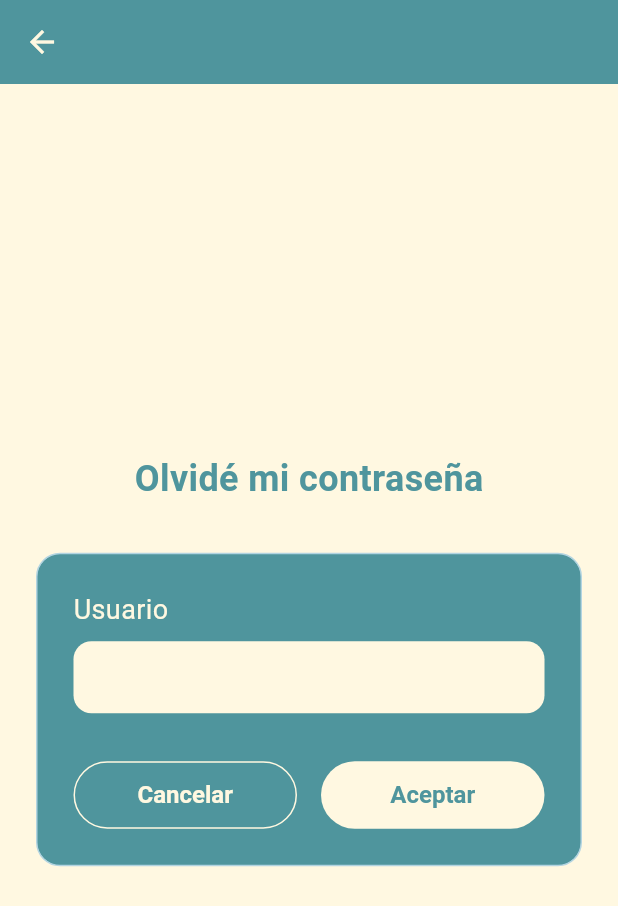
After one commit to proyectosikum/sikum, a Flutter app: the screen it shows after launch, after a tap on "Olvidé mi contraseña", on a phone screen of 412 x 824 dp. The commit adds this screen. Shown: the top 906 px of the screen. Run offline on Flutter 3.47's test engine with Material 3 defaults, Android fonts, the phone set to English and light mode, and no system bars; our stand-ins replace cloud_firestore, firebase_auth, firebase_core, go_router, google_fonts; accounts and stored records are empty.

Commit message:
Se suben cambios sobre la lógica del login

```diff
--- /dev/null
+++ b/lib/presentation/screens/auth/forgot_password_screen.dart
@@ -0,0 +1,219 @@
+import 'package:flutter/material.dart';
+import 'package:go_router/go_router.dart';
+import 'package:cloud_firestore/cloud_firestore.dart';
+import 'package:sikum/services/auth_service.dart';
+
+class ForgotPasswordScreen extends StatefulWidget {
+  const ForgotPasswordScreen({super.key});
+
+  @override
+  State<ForgotPasswordScreen> createState() => _ForgotPasswordScreenState();
+}
+
+class _ForgotPasswordScreenState extends State<ForgotPasswordScreen> {
+  final _usuarioController = TextEditingController();
+  bool _loading = false;
+
+  @override
+  void dispose() {
+    _usuarioController.dispose();
+    super.dispose();
+  }
+
+  Future<void> _sendResetEmail() async {
+    final user = _usuarioController.text.trim();
+    final messenger = ScaffoldMessenger.of(context);
+    if (user.isEmpty) {
+      messenger.showSnackBar(
+        const SnackBar(content: Text('Por favor ingresa tu usuario')),
+      );
+      return;
+    }
+    setState(() => _loading = true);
+
+    // 1) Buscamos el email en Firestore
+    final query = await FirebaseFirestore.instance
+        .collection('usuarios')
+        .where('user', isEqualTo: user)
+        .limit(1)
+        .get();
+
+    if (query.docs.isEmpty) {
+      setState(() => _loading = false);
+      messenger.showSnackBar(
+        const SnackBar(content: Text('Usuario no encontrado')),
+      );
+      return;
+    }
+
+    final email = query.docs.first.data()['email'] as String?;
+
+    if (email == null) {
+      setState(() => _loading = false);
+      messenger.showSnackBar(
+        const SnackBar(content: Text('Email no vinculado a usuario')),
+      );
+      return;
+    }
+
+    // 2) Enviamos email de recuperación
+    final success =
+        await AuthService.instance.sendPasswordResetEmail(email);
+    setState(() => _loading = false);
+
+    if (success) {
+      messenger.showSnackBar(
+        const SnackBar(
+          content: Text('Revisa tu correo para restablecer tu contraseña'),
+        ),
+      );
+      context.go('/login');
+    } else {
+      messenger.showSnackBar(
+        const SnackBar(content: Text('Error al enviar el correo')),
+      );
+    }
+  }
+
+  @override
+  Widget build(BuildContext context) {
+    const green       = Color(0xFF4F959D);
+    const cream       = Color(0xFFFFF8E1);
+    const borderColor = Color(0xFFB2D4E1);
+
+    return Scaffold(
+      backgroundColor: cream,
+      appBar: AppBar(
+        backgroundColor: green,
+        elevation: 0,
+        leading: const BackButton(color: cream),
+      ),
+      body: SafeArea(
+        child: Center(
+          child: SingleChildScrollView(
+            padding:
+                const EdgeInsets.symmetric(horizontal: 24, vertical: 48),
+            child: Column(
+              mainAxisSize: MainAxisSize.min,
+              children: [
+                // Título
+                Text(
+                  'Olvidé mi contraseña',
+                  style: TextStyle(
+                    fontSize: 24,
+                    fontWeight: FontWeight.bold,
+                    color: green,
+                  ),
+                ),
+
+                const SizedBox(height: 32),
+
+                Container(
+                  padding: const EdgeInsets.all(24),
+                  decoration: BoxDecoration(
+                    color: green,
+                    border: Border.all(color: borderColor),
+                    borderRadius: BorderRadius.circular(16),
+                  ),
+                  child: Column(
+                    mainAxisSize: MainAxisSize.min,
+                    children: [
+                      // Label
+                      Align(
+                        alignment: Alignment.centerLeft,
+                        child: Text(
+                          'Usuario',
+                          style: TextStyle(
+                            color: cream,
+                            fontSize: 18,
+                          ),
+                        ),
+                      ),
+                      const SizedBox(height: 8),
+
+                      // Input de usuario
+                      TextField(
+                        controller: _usuarioController,
+                        style: const TextStyle(color: Colors.black87),
+                        decoration: InputDecoration(
+                          contentPadding:
+                              const EdgeInsets.symmetric(
+                                  horizontal: 16, vertical: 12),
+                          filled: true,
+                          fillColor: cream,
+                          border: OutlineInputBorder(
+                            borderRadius:
+                                BorderRadius.circular(12),
+                            borderSide: BorderSide.none,
+                          ),
+                        ),
+                      ),
+
+                      const SizedBox(height: 32),
+
+                      // Botones
+                      Row(
+                        children: [
+                          Expanded(
+                            child: SizedBox(
+                              height: 45,
+                              child: OutlinedButton(
+                                onPressed:
+                                    _loading ? null : () => context.pop(),
+                                style: OutlinedButton.styleFrom(
+                                  backgroundColor: green,
+                                  side: BorderSide(color: cream),
+                                  shape: RoundedRectangleBorder(
+                                    borderRadius:
+                                        BorderRadius.circular(25),
+                                  ),
+                                  textStyle: const TextStyle(
+                                    fontSize: 16,
+                                    fontWeight: FontWeight.bold,
+                                  ),
+                                ),
+                                child: const Text('Cancelar',
+                                    style: TextStyle(color: cream)),
+                              ),
+                            ),
+                          ),
+                          const SizedBox(width: 16),
+                          Expanded(
+                            child: SizedBox(
+                              height: 45,
+                              child: ElevatedButton(
+                                onPressed: _loading
+                                    ? null
+                                    : _sendResetEmail,
+                                style: ElevatedButton.styleFrom(
+                                  backgroundColor: cream,
+                                  shape: RoundedRectangleBorder(
+                                    borderRadius:
+                                        BorderRadius.circular(25),
+                                  ),
+                                  elevation: 0,
+                                  textStyle: const TextStyle(
+                                    fontSize: 16,
+                                    fontWeight: FontWeight.bold,
+                                  ),
+                                ),
+                                child: _loading
+                                    ? const CircularProgressIndicator()
+                                    : Text('Aceptar',
+                                        style: TextStyle(color: green)),
+                              ),
+                            ),
+                          ),
+                        ],
+                      ),
+                    ],
+                  ),
+                ),
+              ],
+            ),
+          ),
+        ),
+      ),
+    );
+  }
+}
--- a/lib/presentation/screens/login/login.dart
+++ b/lib/presentation/screens/login/login.dart
@@ -1,7 +1,6 @@
 import 'package:flutter/material.dart';
 import 'package:google_fonts/google_fonts.dart';
 import 'package:go_router/go_router.dart';
-import 'package:sikum/router/app_router.dart';
 import 'package:sikum/services/auth_service.dart';
 
 class LoginScreen extends StatefulWidget {
@@ -15,6 +14,7 @@ class _LoginScreenState extends State<LoginScreen> {
   final _usuarioController = TextEditingController();
   final _passwordController = TextEditingController();
   bool _showText = true;
+  bool _loading = false;
 
   @override
   void dispose() {
@@ -23,20 +23,54 @@ class _LoginScreenState extends State<LoginScreen> {
     super.dispose();
   }
 
-  void _togglePasswordView() {
-    setState(() => _showText = !_showText);
+  void _togglePasswordView() => setState(() => _showText = !_showText);
+
+  Future<void> _onLogin() async {
+    final messenger = ScaffoldMessenger.of(context);
+    final usuario = _usuarioController.text.trim();
+    final pass = _passwordController.text;
+
+    if (usuario.isEmpty || pass.isEmpty) {
+      messenger.showSnackBar(
+        const SnackBar(content: Text('Por favor completa ambos campos')),
+      );
+      return;
+    }
+
+    setState(() => _loading = true);
+    final result = await AuthService.instance.login(usuario, pass);
+    if (!mounted) return;
+    setState(() => _loading = false);
+
+    if (!result.success) {
+      messenger.showSnackBar(
+        const SnackBar(content: Text('Usuario o contraseña inválidos')),
+      );
+      return;
+    }
+
+    if (result.needsChange) {
+      context.push('/change');
+      return;
+    }
+
+    if (result.role == 'admin') {
+      context.go('/homeAdmin');
+    } else {
+      context.go('/home');
+    }
   }
 
   @override
   Widget build(BuildContext context) {
     const backgroundColor = Color(0xFF4F959D);
     const cardBorderColor = Color(0xFFB2D4E1);
-    const fieldFillColor = Color(0xFFF2F2F2);
-    const buttonColor = Color(0xFFFFF8E1);
-    const titleColor = Color(0xFFFFF8E1);
-    const inputTextColor = Colors.black87;
-    const labelColor = Color(0xFFFFF8E1);
-    const labelSize = 18.0;
+    const fieldFillColor  = Color(0xFFF2F2F2);
+    const buttonColor     = Color(0xFFFFF8E1);
+    const titleColor      = Color(0xFFFFF8E1);
+    const inputTextColor  = Colors.black87;
+    const labelColor      = Color(0xFFFFF8E1);
+    const labelSize       = 18.0;
 
     return Scaffold(
       backgroundColor: backgroundColor,
@@ -140,21 +174,7 @@ class _LoginScreenState extends State<LoginScreen> {
                     width: double.infinity,
                     height: 45,
                     child: ElevatedButton(
-                      onPressed: () async {
-                        final messenger = ScaffoldMessenger.of(context);
-
-                        final user = _usuarioController.text.trim();
-                        final pass = _passwordController.text;
-                        final success = await AuthService.instance.login(user, pass);
-
-                        if (success) {
-                          authNotifier.login(user);
-                        } else {
-                          messenger.showSnackBar(
-                            const SnackBar(content: Text('Usuario o contraseña inválidos')),
-                          );
-                        }
-                      },
+                      onPressed: _loading ? null : _onLogin,
                       style: ElevatedButton.styleFrom(
                         backgroundColor: buttonColor,
                         shape: RoundedRectangleBorder(
@@ -162,7 +182,18 @@ class _LoginScreenState extends State<LoginScreen> {
                         ),
                         elevation: 0,
                       ),
-                      child: Text(
+                      child: _loading
+                        ? Padding(
+                            padding: const EdgeInsets.all(8.0),
+                            child: SizedBox(
+                              width: 24, height: 24,
+                              child: CircularProgressIndicator(
+                                strokeWidth: 2,
+                                valueColor: AlwaysStoppedAnimation(buttonColor),
+                              ),
+                            ),
+                          )
+                        : Text(
                             'Ingresar',
                             style: TextStyle(
                               color: backgroundColor,
--- a/lib/router/app_router.dart
+++ b/lib/router/app_router.dart
@@ -1,22 +1,35 @@
 import 'package:go_router/go_router.dart';
+import 'package:firebase_auth/firebase_auth.dart';
+import 'package:sikum/presentation/screens/login/login.dart';
+import 'package:sikum/presentation/screens/auth/forgot_password_screen.dart';
+import 'package:sikum/presentation/screens/auth/change_password_screen.dart';
 import 'package:sikum/services/auth_notifier.dart';
-import 'package:sikum/presentation/screens/login/login.dart';
 
-final authNotifier = AuthNotifier();
+final authChangeNotifier = AuthChangeNotifier();
 
 final GoRouter appRouter = GoRouter(
-  refreshListenable: authNotifier,
+  refreshListenable: authChangeNotifier,
   initialLocation: '/login',
   routes: [
-    GoRoute(path: '/login', builder: (_, __) => const LoginScreen()),
-    // GoRoute(path: '/home',  builder: (_, __) => const HomeScreen()),
+    GoRoute(path: '/login',     builder: (_, __) => const LoginScreen()),
+    // GoRoute(path: '/home',      builder: (_, __) => const HomeScreen()),
+    // GoRoute(path: '/homeAdmin', builder: (_, __) => const HomeAdminScreen()),
+    GoRoute(path: '/forgot',    builder: (_, __) => const ForgotPasswordScreen()),
+    GoRoute(path: '/change',    builder: (_, __) => const ChangePasswordScreen()),
   ],
   redirect: (context, state) {
-    final loggedIn  = authNotifier.isLoggedIn;
-    final loggingIn = state.matchedLocation == '/login';
+    final user     = FirebaseAuth.instance.currentUser;
+    final loggedIn = user != null;
+    final loc      = state.matchedLocation;
+    const publicPaths = ['/login','/forgot','/change'];
 
-    if (!loggedIn && !loggingIn) return '/login';
-    if (loggedIn && loggingIn)  return '/home';
+    if (!loggedIn && !publicPaths.contains(loc)) return '/login';
+
+    if (loggedIn && loc == '/login') {
+      if (authChangeNotifier.needsChange) return '/change';
+      return authChangeNotifier.role=='admin' ? '/homeAdmin' : '/home';
+    }
+
     return null;
-  },
+  }
 );
--- a/lib/services/auth_notifier.dart
+++ b/lib/services/auth_notifier.dart
@@ -1,20 +1,35 @@
 import 'package:flutter/foundation.dart';
+import 'package:firebase_auth/firebase_auth.dart';
+import 'package:cloud_firestore/cloud_firestore.dart';
 
-class AuthNotifier extends ChangeNotifier {
-  bool _loggedIn = false;
-  String? _token;
+class AuthChangeNotifier extends ChangeNotifier {
+  String? role;
+  bool needsChange = false;
 
-  bool get isLoggedIn => _loggedIn;
+  AuthChangeNotifier() {
+    FirebaseAuth.instance.authStateChanges().listen((user) async {
+      if (user == null) {
+        role = null;
+        needsChange = false;
+        notifyListeners();
+      } else {
+        final q = await FirebaseFirestore.instance
+            .collection('usuarios')
+            .where('email', isEqualTo: user.email)
+            .limit(1)
+            .get();
 
-  void login(String token) {
-    _token = token;
-    _loggedIn = true;
-    notifyListeners();
-  }
-
-  void logout() {
-    _token = null;
-    _loggedIn = false;
-    notifyListeners();
+        if (q.docs.isNotEmpty) {
+          final data = q.docs.first.data();
+          role = data['role'] as String? ?? 'user';
+          needsChange =
+              data['needsPasswordChange'] as bool? ?? false;
+        } else {
+          role = 'user';
+          needsChange = false;
+        }
+        notifyListeners();
+      }
+    });
   }
 }
--- a/pubspec.yaml
+++ b/pubspec.yaml
@@ -11,9 +11,11 @@ dependencies:
     sdk: flutter
   google_fonts: ^4.0.3
   go_router: ^7.0.1
-  crypto: ^3.0.1
+  crypto: ^3.0.6
   cloud_firestore: ^5.6.7
   firebase_core: ^3.13.0
+  cloud_functions: ^5.5.0
+  firebase_auth: ^5.5.3
 
 dev_dependencies:
   flutter_test:
```
Also changed, not shown: lib/presentation/screens/auth/change_password_screen.dart (added, +270 -0 lines), lib/services/auth_service.dart (+84 -16 lines), pubspec.lock, 4 other files. Lines whose indentation alone changed are shown as unchanged.
